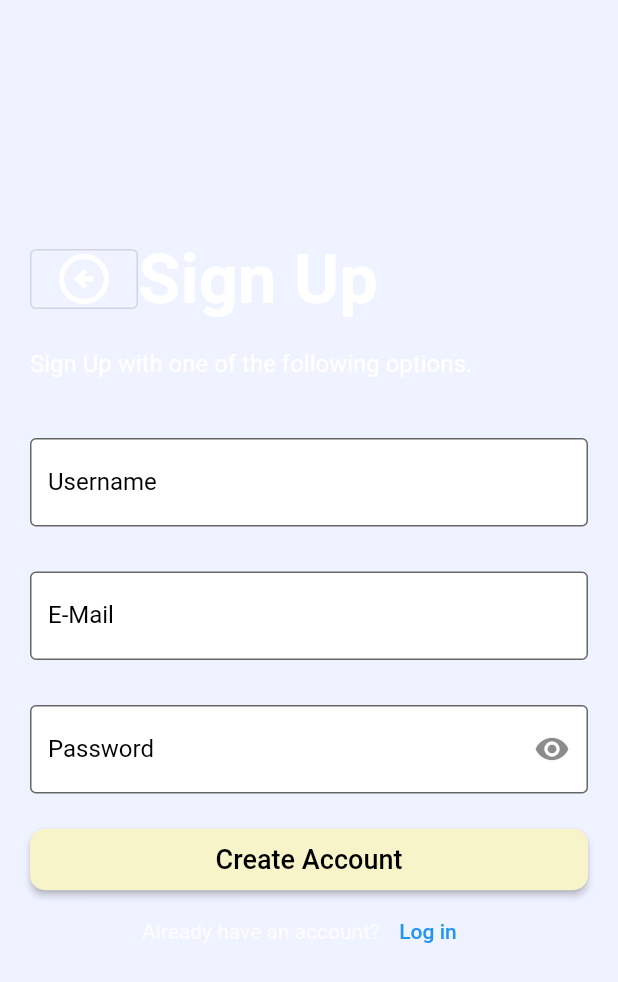
After one commit to Drish-xD/fitcel, a Flutter app: the SignUpPage screen opened directly, on a phone screen of 412 x 824 dp. The commit adds this screen. Shown: the top 982 px of the screen. Run offline on Flutter 3.47's test engine with Material 2 defaults, Android fonts, the phone set to English and light mode, and no system bars.

Commit message:
First 3 pages added

```diff
--- a/lib/constants.dart
+++ b/lib/constants.dart
@@ -4,6 +4,15 @@ import 'package:flutter/material.dart';
 const prColor = Color(0x86B8BCFF);
 const txtColor = Color(0xFCFCFCFF);
 const bgColor = Color(0x13234AFF);
+const start_button_color = Color.fromRGBO(247, 244, 202, 1);
 
 // Fixed padding
 const double myPadding = 20.0;
+
+// Images src
+const String img = "assets/images/start_img.png";
+
+// Text const
+const String start_first = "Get Red Carpet Ready with Fitcel";
+const String start_second =
+    "Get fit like a celebrity with our app! Access the fitness and diet plans of your favorite stars and achieve your health goals. Choose from a variety of plans, save your favorites, and track your progress.";
--- a/lib/pages/main_page.dart
+++ b/lib/pages/main_page.dart
@@ -5,6 +5,9 @@ import 'package:fitcel/pages/home_page.dart';
 import 'package:fitcel/pages/search_page.dart';
 import 'package:fitcel/pages/stats_page.dart';
 import 'package:fitcel/pages/user_page.dart';
+import 'package:fitcel/pages/sign_in_page.dart';
+import 'package:fitcel/pages/sign_up_page.dart';
+import 'package:fitcel/pages/start_page.dart';
 import 'package:flutter/material.dart';
 
 class MainPage extends StatefulWidget {
--- /dev/null
+++ b/lib/pages/sign_up_page.dart
@@ -0,0 +1,143 @@
+import 'package:flutter/material.dart';
+import 'package:fitcel/constants.dart';
+
+class SignUpPage extends StatelessWidget {
+  const SignUpPage({Key? key}) : super(key: key);
+
+  @override
+  Widget build(BuildContext context) {
+    return Scaffold(
+      body: Container(
+        padding: const EdgeInsets.all(myPadding),
+        child: Column(
+          mainAxisAlignment: MainAxisAlignment.center,
+          crossAxisAlignment: CrossAxisAlignment.start,
+          children: [
+            Column(crossAxisAlignment: CrossAxisAlignment.start, children: [
+              Row(
+                mainAxisAlignment: MainAxisAlignment.start,
+                children: [
+                  OutlinedButton(
+                    onPressed: () {},
+                    child: const Icon(
+                      Icons.arrow_circle_left_outlined,
+                      color: Colors.white,
+                      size: 40,
+                    ),
+                  ),
+                  const Text(
+                    "Sign Up",
+                    style: TextStyle(
+                        color: Colors.white,
+                        fontSize: 46,
+                        fontWeight: FontWeight.bold),
+                  ),
+                ],
+              ),
+              const SizedBox(height: 20),
+              const Text(
+                "Sign Up with one of the following options.",
+                style: TextStyle(
+                  fontSize: 16,
+                  color: Colors.white,
+                ),
+              ),
+            ]),
+            const SizedBox(height: 20),
+            Form(
+              child: Container(
+                padding: const EdgeInsets.symmetric(vertical: 20.0),
+                child: Column(
+                  crossAxisAlignment: CrossAxisAlignment.start,
+                  children: [
+                    TextFormField(
+                      decoration: const InputDecoration(
+                        labelText: "Username",
+                        hintText: "Username",
+                        border: OutlineInputBorder(),
+                        labelStyle: TextStyle(
+                          color: Colors.black,
+                        ),
+                        hintStyle: TextStyle(
+                          color: Colors.black,
+                        ),
+                        filled: true,
+                        fillColor: Colors.white,
+                      ),
+                    ),
+                    const SizedBox(height: 30),
+                    TextFormField(
+                      decoration: const InputDecoration(
+                        labelText: "E-Mail",
+                        hintText: "E-Mail",
+                        border: OutlineInputBorder(),
+                        labelStyle: TextStyle(
+                          color: Colors.black,
+                        ),
+                        hintStyle: TextStyle(
+                          color: Colors.black,
+                        ),
+                        filled: true,
+                        fillColor: Colors.white,
+                      ),
+                    ),
+                    const SizedBox(height: 30),
+                    TextFormField(
+                      decoration: const InputDecoration(
+                          labelText: "Password",
+                          hintText: "Password",
+                          border: OutlineInputBorder(),
+                          labelStyle: TextStyle(
+                            color: Colors.black,
+                          ),
+                          hintStyle: TextStyle(
+                            color: Colors.black,
+                          ),
+                          filled: true,
+                          fillColor: Colors.white,
+                          suffixIcon: Icon(Icons.remove_red_eye_sharp)),
+                      style: const TextStyle(
+                        color: Colors.white,
+                      ),
+                    ),
+                    const SizedBox(height: 20),
+                    SizedBox(
+                      width: double.infinity,
+                      child: ElevatedButton(
+                        onPressed: () {},
+                        style: ElevatedButton.styleFrom(
+                            shape: const RoundedRectangleBorder(
+                              borderRadius:
+                                  BorderRadius.all(Radius.circular(10)),
+                            ),
+                            backgroundColor: start_button_color,
+                            foregroundColor: Colors.black,
+                            padding: const EdgeInsets.all(10)),
+                        child: const Text(
+                          "Create Account",
+                          style: TextStyle(
+                            fontSize: 18,
+                          ),
+                        ),
+                      ),
+                    ),
+                    Row(
+                      mainAxisAlignment: MainAxisAlignment.center,
+                      children: [
+                        const Text("Already have an account?"),
+                        TextButton(
+                          onPressed: () {},
+                          child: const Text("Log in"),
+                        )
+                      ],
+                    )
+                  ],
+                ),
+              ),
+            ),
+          ],
+        ),
+      ),
+    );
+  }
+}
--- a/pubspec.yaml
+++ b/pubspec.yaml
@@ -23,3 +23,5 @@ flutter:
       - asset: assets/fonts/Montserrat[wght].ttf
       - asset: assets/fonts/Montserrat-Italic[wght].ttf
         style: italic
+  assets:
+    - assets/images/
```
Also changed, not shown: lib/pages/sign_in_page.dart (added, +133 -0 lines), lib/pages/start_page.dart (added, +71 -0 lines), assets/images/start_img.png (added).
